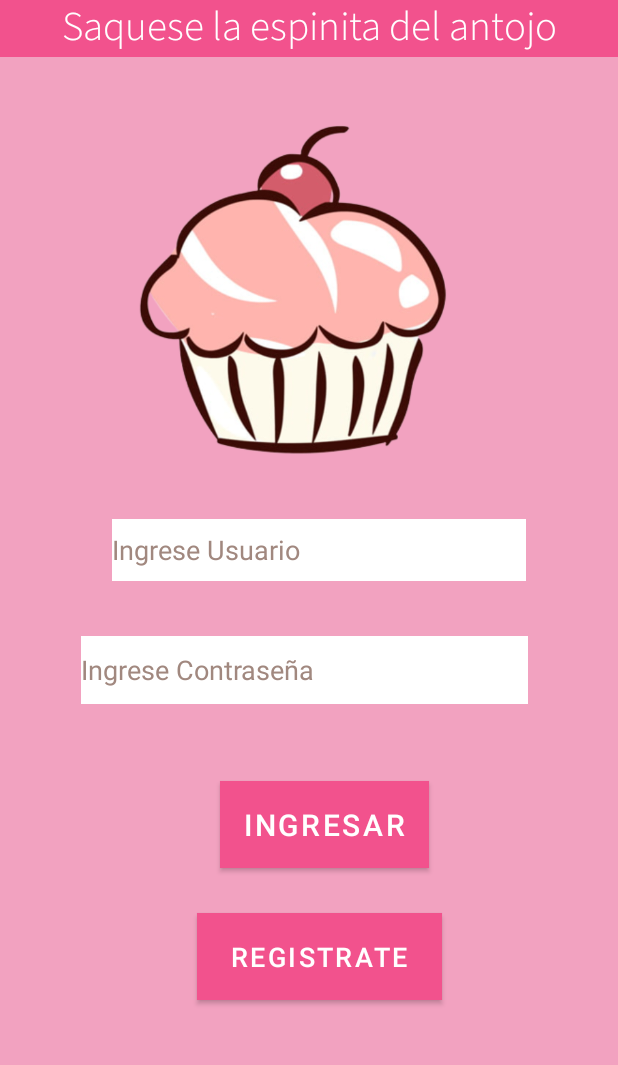
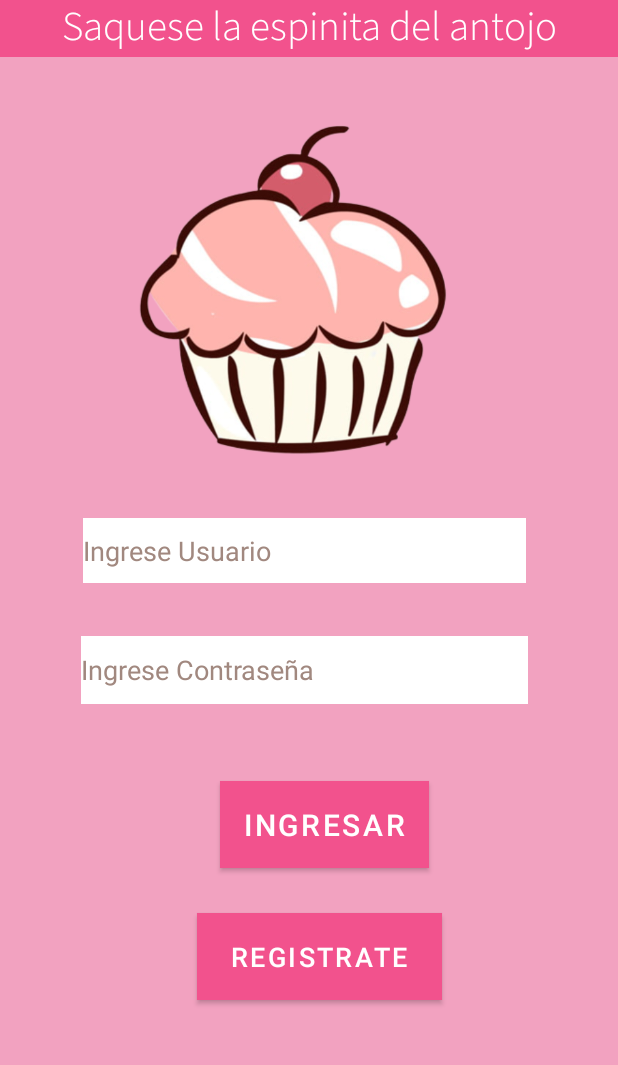
Before and after one commit to isabellalopezs/tiendaderosita, an Android app: the screen it shows after launch (LoginActivity), on a phone screen of 412 x 824 dp, the part 158-1223 px from its top. Run offline under Robolectric (Android 15) with nearby library versions, the phone set to English and light mode, and no system bars; 4 statements that could not run were skipped.

Commit message:
inicio p

```diff
--- a/app/src/main/res/layout/activity_login.xml
+++ b/app/src/main/res/layout/activity_login.xml
@@ -25,12 +25,12 @@
 
     <EditText
         android:id="@+id/editTextTextPersonName2"
-        android:layout_width="276dp"
-        android:layout_height="41dp"
+        android:layout_width="295dp"
+        android:layout_height="43dp"
         android:layout_alignParentEnd="true"
         android:layout_alignParentBottom="true"
         android:layout_marginEnd="61dp"
-        android:layout_marginBottom="331dp"
+        android:layout_marginBottom="330dp"
         android:autofillHints=""
         android:background="@color/white"
         android:backgroundTint="@color/white"
```
